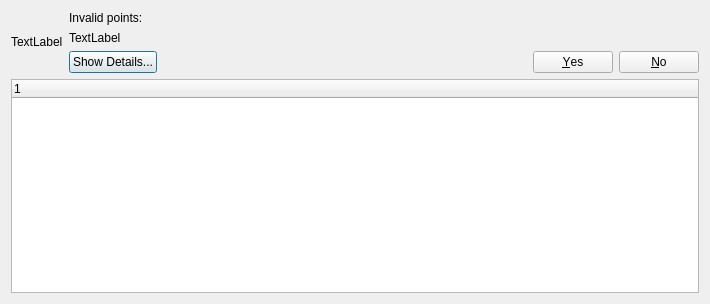
Qt form src/qmapshack/gis/trk/IInvalidTrk.ui (Maproom/qmapshack) before a commit.
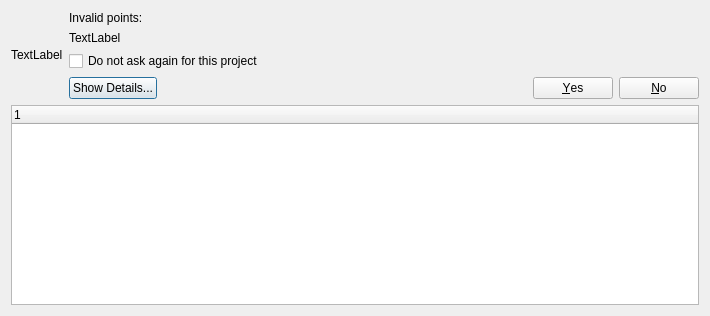
The same form after that commit. Custom widgets are drawn as their Qt base class.

Commit message:
[Issue #367] Trk: Append a list of track points to the invalid trackpoint message box.
Add check box to skip check. Save selection in project file.

The edit to the form file:
```diff
--- a/src/qmapshack/gis/trk/IInvalidTrk.ui
+++ b/src/qmapshack/gis/trk/IInvalidTrk.ui
@@ -48,6 +48,13 @@
          </property>
         </widget>
        </item>
+       <item>
+        <widget class="QCheckBox" name="checkDoNotAskAgain">
+         <property name="text">
+          <string>Do not ask again for this project</string>
+         </property>
+        </widget>
+       </item>
        <item>
         <layout class="QHBoxLayout" name="horizontalLayout">
          <item>
```
The commit also changes 15 other files.
